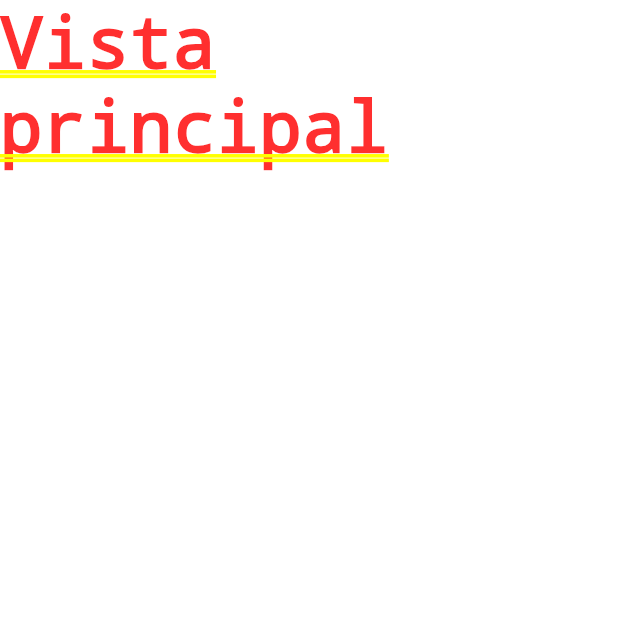
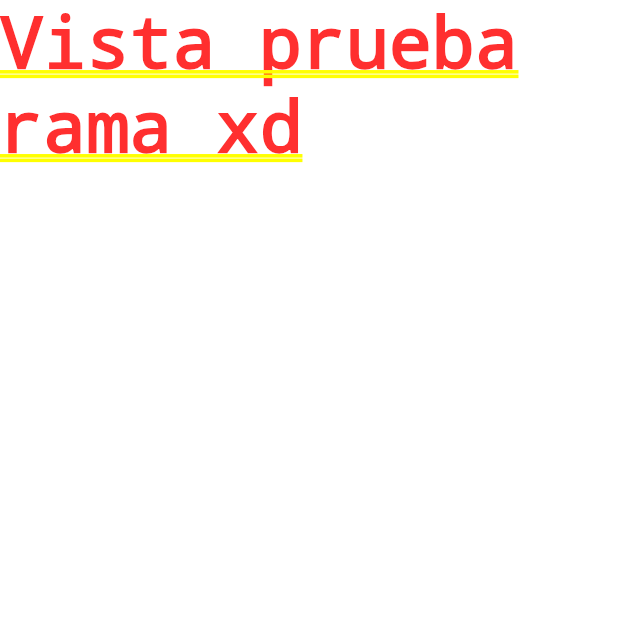
Before and after one commit to DanielSR16/VACORO-2022, a Flutter app: the screen it shows after launch, on a phone screen of 412 x 824 dp, the top half of it. Run offline on Flutter 3.47's test engine with Material 2 defaults, Android fonts, the phone set to English and light mode, and no system bars.

Commit message:
prueba commit

```diff
--- a/lib/src/pages/vista_principal.dart
+++ b/lib/src/pages/vista_principal.dart
@@ -11,7 +11,7 @@ class _vista_principalState extends State<vista_principal> {
   @override
   Widget build(BuildContext context) {
     return Container(
-      child: Text('Vista principal'),
+      child: Text('Vista prueba rama xd'),
     );
   }
 }
```
